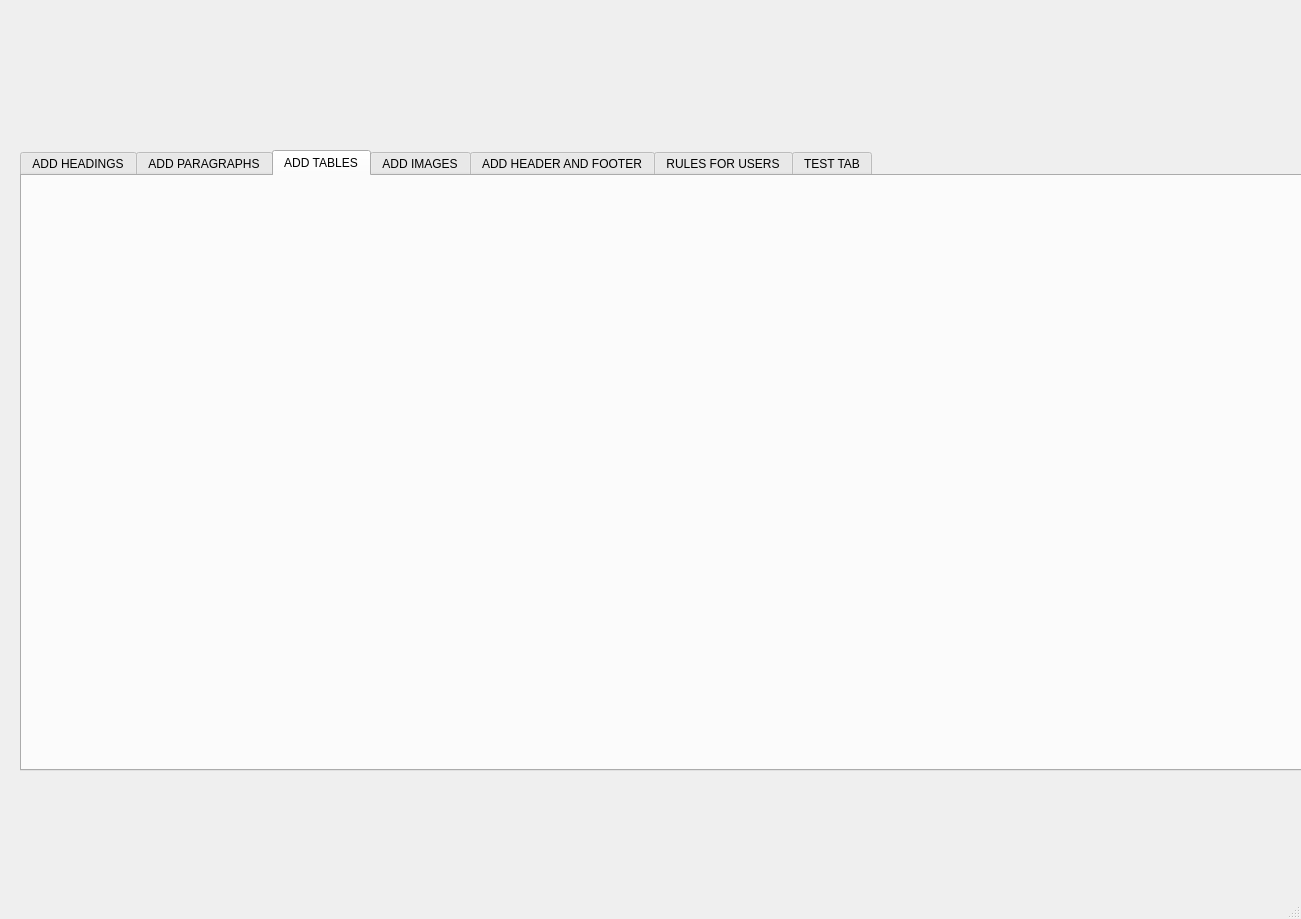
Old version of the form MAIN1.ui in the repository Manfaz-Ali/WORD_AUTOMATE.
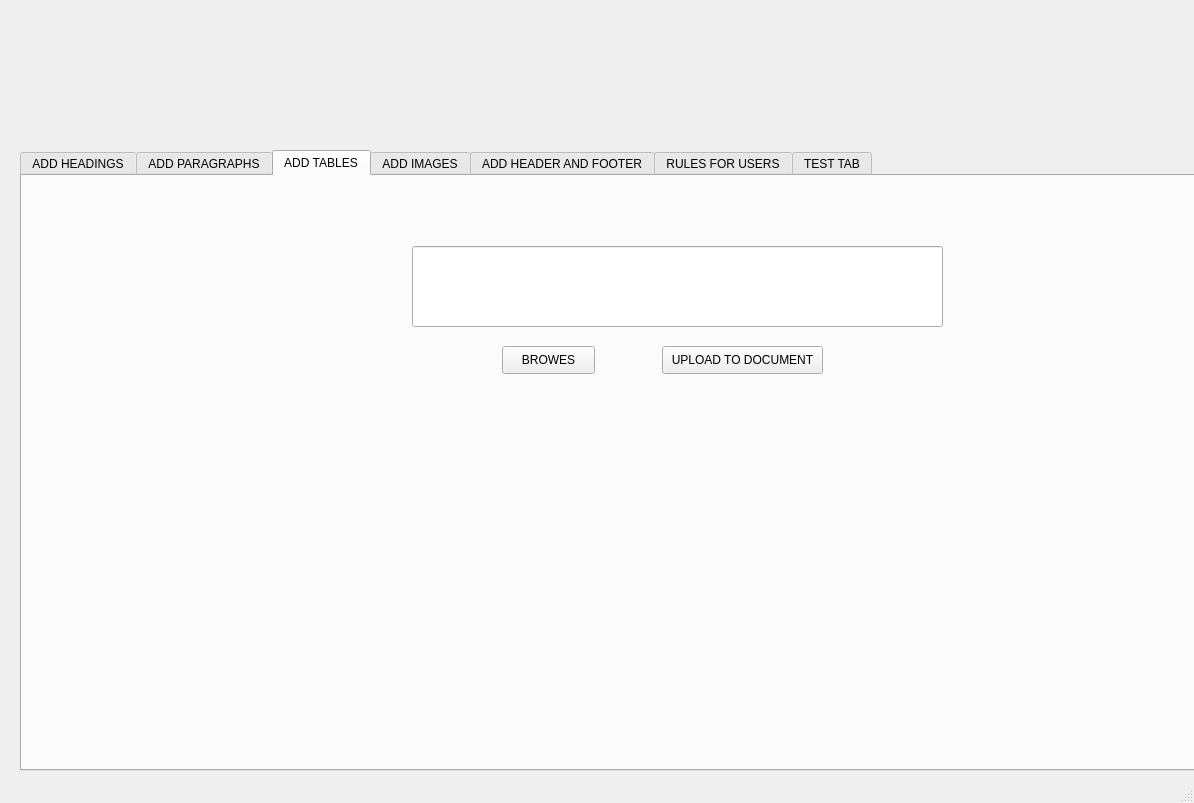
New version of the form. The open tabs and pages were chosen to show the change.

```diff
--- a/MAIN1.ui
+++ b/MAIN1.ui
@@ -6,8 +6,8 @@
    <rect>
     <x>0</x>
     <y>0</y>
-    <width>1301</width>
-    <height>919</height>
+    <width>1194</width>
+    <height>803</height>
    </rect>
   </property>
   <property name="windowTitle">
@@ -167,6 +167,42 @@
      <attribute name="title">
       <string>ADD TABLES</string>
      </attribute>
+     <widget class="QPushButton" name="pushButton_browes_csv">
+      <property name="geometry">
+       <rect>
+        <x>480</x>
+        <y>170</y>
+        <width>93</width>
+        <height>28</height>
+       </rect>
+      </property>
+      <property name="text">
+       <string>BROWES</string>
+      </property>
+     </widget>
+     <widget class="QPushButton" name="pushButton_upload_csv">
+      <property name="geometry">
+       <rect>
+        <x>640</x>
+        <y>170</y>
+        <width>161</width>
+        <height>28</height>
+       </rect>
+      </property>
+      <property name="text">
+       <string>UPLOAD TO DOCUMENT</string>
+      </property>
+     </widget>
+     <widget class="QLineEdit" name="file_path_textedit">
+      <property name="geometry">
+       <rect>
+        <x>390</x>
+        <y>70</y>
+        <width>531</width>
+        <height>81</height>
+       </rect>
+      </property>
+     </widget>
     </widget>
     <widget class="QWidget" name="tab4">
      <attribute name="title">
```
Left out of the diff: 4 changed lines with no effect on the pictures.
